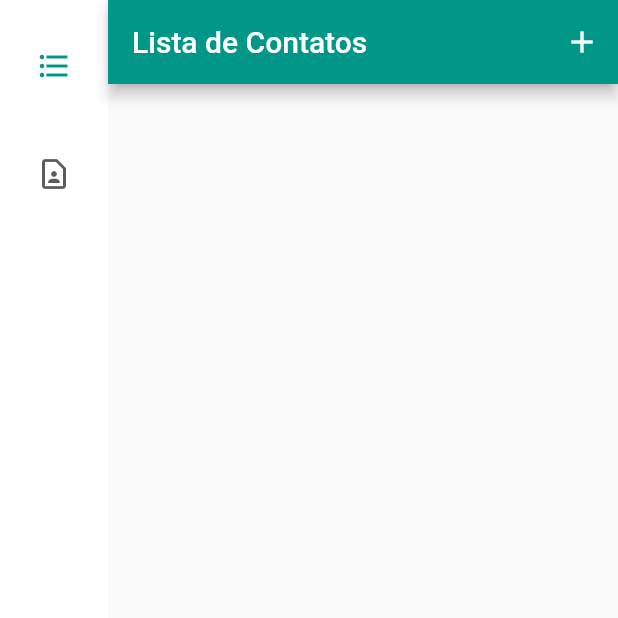
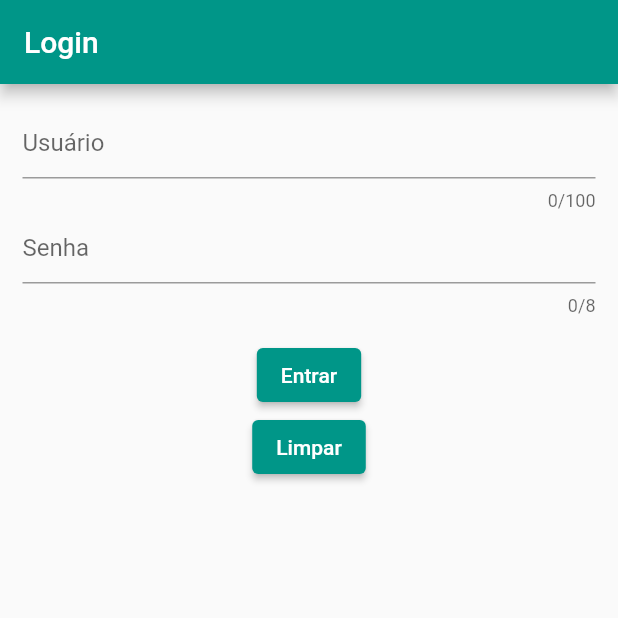
Before and after one commit to josefelipeduarte/crud_v2, a Flutter app: the screen it shows after launch, on a phone screen of 412 x 824 dp, the top half of it. Run offline on Flutter 3.47's test engine with Material 2 defaults, Android fonts, the phone set to English and light mode, and no system bars; our stand-ins replace flutter_mobx, mobx, sqflite; missing offline and left inert: dart:ffi; accounts and stored records are empty; generated files the repository leaves out were written again.

Commit message:
att: aula 07/06/2023
Adicionando integração com o backend para utilizar API.

```diff
--- /dev/null
+++ b/lib/login.dart
@@ -0,0 +1,151 @@
+import 'package:flutter/material.dart';
+import 'package:crud_v2/database_helper_rest_usuario.dart';
+import 'package:crud_v2/usuario.dart';
+import 'package:crud_v2/contato_lista.dart';
+import 'package:crud_v2/login_back.dart';
+
+class Login extends StatelessWidget {
+  GlobalKey<FormState> _key = GlobalKey();
+  bool _validate = false;
+  late String email, senha;
+  final dbHelper = DatabaseHelperRestUsuario.instance;
+  Usuario? usuario;
+
+  @override
+  Widget build(BuildContext context) {
+    var _back = LoginBack(context);
+    return MaterialApp(
+      theme: ThemeData(
+        primarySwatch: Colors.teal,
+      ),
+      home: Scaffold(
+        appBar: AppBar(
+          title: Text('Login'),
+        ),
+        body: SingleChildScrollView(
+          child: Container(
+            margin: EdgeInsets.all(15.0),
+            child: Form(
+              key: _key,
+              autovalidateMode: AutovalidateMode.onUserInteraction,
+              child: _formUI(context, _back),
+            ),
+          ),
+        ),
+      ),
+    );
+  }
+
+  Widget _formUI(BuildContext context, LoginBack _back) {
+    var _loginController = TextEditingController();
+    var _loginController2 = TextEditingController();
+
+    if (ModalRoute.of(context)!.settings.arguments != null) {
+      usuario = ModalRoute.of(context)!.settings.arguments as Usuario;
+    }
+
+    if (usuario == null) {
+      print('usuario nulo');
+    } else {
+      _loginController.text = _back.usuario.email!;
+      _loginController2.text = _back.usuario.password!;
+    }
+
+    return Column(
+      children: <Widget>[
+        TextFormField(
+          controller: _loginController,
+          decoration: InputDecoration(hintText: 'Usuário'),
+          maxLength: 100,
+          validator: _validarEmail,
+          onSaved: (String? val) {
+            email = val!;
+            //(newValue) => _back.contato.nome = newValue;
+          },
+        ),
+        TextFormField(
+            controller: _loginController2,
+            decoration: InputDecoration(hintText: 'Senha'),
+            keyboardType: TextInputType.visiblePassword,
+            obscureText: true,
+            maxLength: 8,
+            validator: _validarSenha,
+            onSaved: (String? val) {
+              senha = val!;
+              //(newValue) => _back.contato.idade = newValue;
+            }),
+        SizedBox(height: 15.0),
+        ElevatedButton(
+          onPressed: () => _sendForm(),
+          child: Text('Entrar'),
+        ),
+        ElevatedButton(
+            onPressed: () {
+              _loginController.clear();
+              _loginController2.clear();
+            },
+            child: Text('Limpar'))
+      ],
+    );
+  }
+
+  String? _validarEmail(String? value) {
+    String patttern = r'(^[a-zA-Z ]*$)';
+    RegExp regExp = RegExp(patttern);
+    if (value!.isEmpty) {
+      return "Informe o usuário";
+    } else if (!regExp.hasMatch(value)) {
+      return "O usuário deve conter caracteres de a-z ou A-Z";
+    }
+    return null;
+  }
+
+  String? _validarSenha(String? value) {
+    String patttern = r'(^[0-9]*$)';
+    RegExp regExp = RegExp(patttern);
+    if (value!.isEmpty) {
+      return "Informe a senha";
+    } else if (value.length != 8) {
+      return "A senha deve ter até 8 dígitos";
+    } else if (!regExp.hasMatch(value)) {
+      return "A senha só deve conter números";
+    }
+    return null;
+  }
+
+//TO DO: login enviar para o back
+//conferir como usar o jwt
+  //_sendForm(BuildContext context) async{
+  _sendForm() async {
+    if (_key.currentState!.validate()) {
+      // Sem erros na validação
+      _key.currentState!.save();
+
+/*
+      var usuarioBd = Usuario(
+        idUsuario: usuario?.idUsuario,
+        email: email,
+        password: senha
+      );
+      */
+
+      var response = await dbHelper.login(email, senha);
+      //var response = await dbHelper.loginJwt(email, senha);
+    } else {
+      //  _validate = true;
+      print('erro de validação');
+    }
+
+    //redirecionar para página de lista de acordo com a permissão
+    //gravar token localmente para reenviar (ou armazenar na sessão)
+    //passar o token no header como authorization + expressão bearer
+
+/*
+    Navigator.push(
+              context,
+              MaterialPageRoute(builder: (context) => MyContatoList()),
+            );
+
+  */
+  }
+}
--- /dev/null
+++ b/lib/login_back.dart
@@ -0,0 +1,15 @@
+import 'package:flutter/material.dart';
+import 'package:crud_v2/usuario.dart';
+
+class LoginBack {
+  late Usuario usuario;
+
+  LoginBack(BuildContext context) {
+    var parameter = ModalRoute.of(context)?.settings.arguments;
+    if ((parameter == null)) {
+      usuario = Usuario();
+    } else {
+      usuario = parameter as Usuario;
+    }
+  }
+}
--- a/lib/my_app.dart
+++ b/lib/my_app.dart
@@ -1,25 +1,29 @@
 import 'package:flutter/material.dart';
 import 'package:crud_v2/contato_formulario.dart';
 import 'package:crud_v2/contato_lista.dart';
+import 'package:crud_v2/login.dart';
 
 class MyApp extends StatelessWidget {
-  // this widget is the root of your application
+  // This widget is the root of your application.
   static const HOME = '/';
   static const CONTATO_FORM = 'contato-form';
   static const CONTATO_LIST = 'contato-list';
+  static const LOGIN = 'login';
 
   @override
   Widget build(BuildContext context) {
     return MaterialApp(
-      title: 'Contato',
+      title: 'Contato ',
       debugShowCheckedModeBanner: false,
       theme: ThemeData(
         primarySwatch: Colors.teal,
       ),
       routes: {
-        HOME: (context) => MyContatoList(),
+        //HOME: (context) => MyContatoList(),
+        HOME: (context) => Login(),
         CONTATO_FORM: (context) => ContatoFormulario(),
         CONTATO_LIST: (context) => MyContatoList(),
+        LOGIN: (context) => Login(),
       },
     );
   }
--- /dev/null
+++ b/lib/usuario.dart
@@ -0,0 +1,7 @@
+class Usuario {
+  dynamic idUsuario;
+  String? email;
+  String? password;
+
+  Usuario({this.idUsuario, this.email, this.password});
+}
```
Also changed, not shown: lib/database_helper_rest.dart (added, +58 -0 lines), lib/database_helper_rest_usuario.dart (added, +110 -0 lines), lib/main.dart (+0 -53 lines), pubspec.lock, 1 other file.
